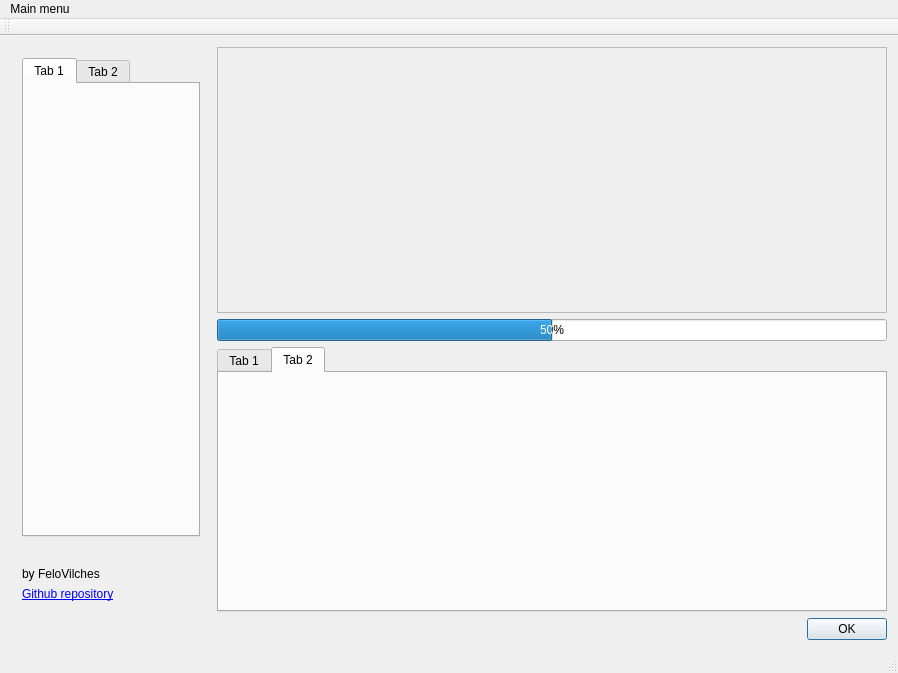
First picture: the form in dashboard/src/mainwindow.ui, repository ChrisVilches/Qt5-Examples-Templates, before the edit.
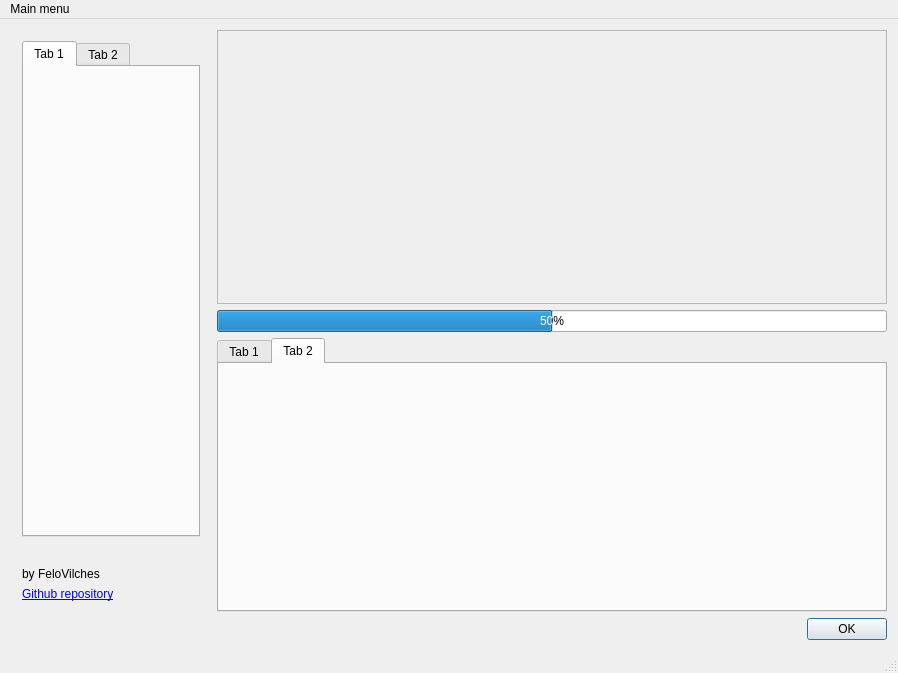
Second picture: the form after the edit.

The edit to the form file:
```diff
--- a/dashboard/src/mainwindow.ui
+++ b/dashboard/src/mainwindow.ui
@@ -167,7 +167,7 @@
              <x>0</x>
              <y>0</y>
              <width>668</width>
-             <height>261</height>
+             <height>270</height>
             </rect>
            </property>
           </widget>
@@ -245,17 +245,6 @@
    </widget>
    <addaction name="menuMi_fucking_titulo"/>
   </widget>
-  <widget class="QToolBar" name="mainToolBar">
-   <property name="movable">
-    <bool>true</bool>
-   </property>
-   <attribute name="toolBarArea">
-    <enum>TopToolBarArea</enum>
-   </attribute>
-   <attribute name="toolBarBreak">
-    <bool>false</bool>
-   </attribute>
-  </widget>
   <widget class="QStatusBar" name="statusBar"/>
  </widget>
  <layoutdefault spacing="6" margin="11"/>
```
Left out of the diff: 3 changed lines with no effect on the pictures.
